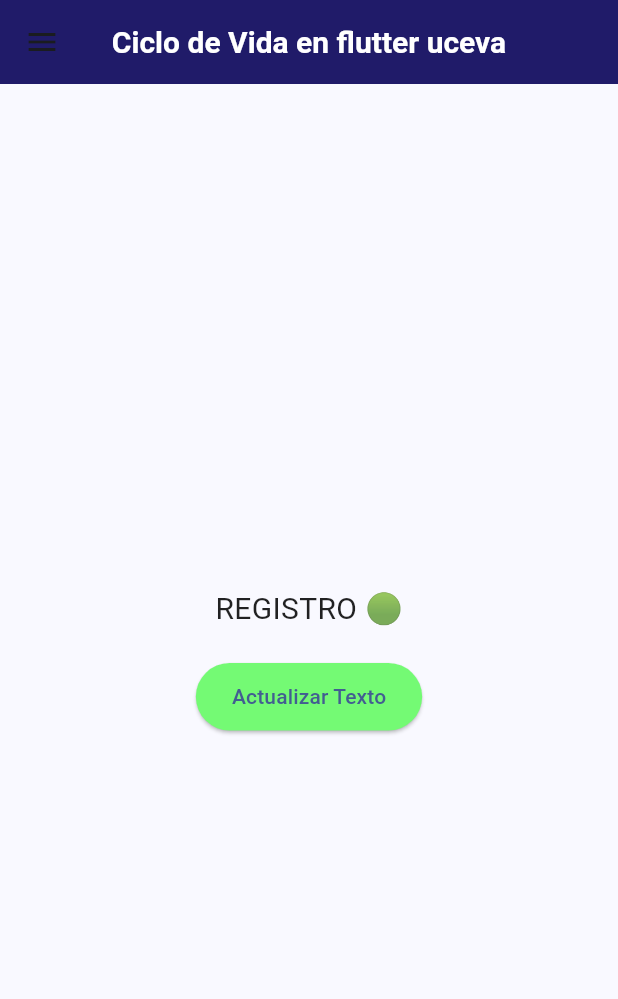
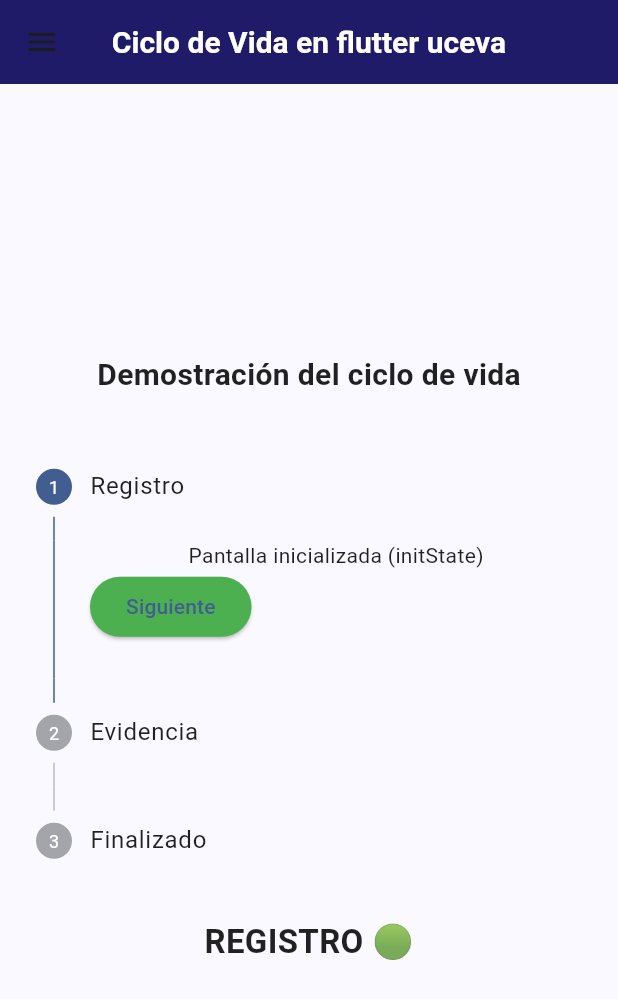
Before and after one commit to AlejoHV/Talleres-moviles, a Flutter app: the CicloVidaScreen screen opened by its route, on a phone screen of 412 x 824 dp. Shown: the top 999 px of the screen. Run offline on Flutter 3.47's test engine with Material 3 defaults, Android fonts, the phone set to English and light mode, and no system bars; our stand-ins replace go_router; network calls fail.

Commit message:
feat: realización taller 2, navegación, ciclo de vida y widgets

```diff
--- a/lib/routes/app_router.dart
+++ b/lib/routes/app_router.dart
@@ -1,8 +1,9 @@
+import 'package:flutter/material.dart';
 import 'package:go_router/go_router.dart';
 import 'package:talleresmoviles/views/ciclo_vida/ciclo_vida_screen.dart';
 import 'package:talleresmoviles/views/paso_parametros/detalle_screen.dart';
 import 'package:talleresmoviles/views/paso_parametros/paso_parametros_screen.dart';
-import 'package:talleresmoviles/views/vehiculos/vehiculos_screen.dart';
+import 'package:talleresmoviles/views/tabbar_widget/vehiculos_screen.dart';
 
 import '../views/home/home_screen.dart';
 
--- a/lib/themes/app_theme.dart
+++ b/lib/themes/app_theme.dart
@@ -5,23 +5,23 @@ class AppTheme {
   static ThemeData get lightTheme {
     return ThemeData(
       colorScheme: ColorScheme.fromSeed(
-        seedColor: const Color.fromARGB(255, 20, 83, 165), // Color semilla
+        seedColor: const Color.fromARGB(255, 20, 83, 165),
         brightness: Brightness.light, // Tema claro
       ),
       useMaterial3: true,
       appBarTheme: const AppBarTheme(
         centerTitle: true,
         elevation: 0,
-        backgroundColor: Color.fromARGB(255, 32, 27, 105), // Color del AppBar
+        backgroundColor: Color.fromARGB(255, 32, 27, 105),
         titleTextStyle: TextStyle(
-          color: Colors.white, // Texto blanco para el AppBar
+          color: Colors.white,
           fontSize: 20,
           fontWeight: FontWeight.bold,
         ),
       ),
       drawerTheme: const DrawerThemeData(
         elevation: 0,
-        backgroundColor: Color.fromARGB(255, 189, 189, 189), // Fondo del Drawer
+        backgroundColor: Color.fromARGB(255, 224, 222, 222), // Fondo del Drawer
       ),
       textTheme: const TextTheme(
         bodyLarge: TextStyle(color: Colors.black87), // Estilo de texto
--- a/lib/views/ciclo_vida/ciclo_vida_screen.dart
+++ b/lib/views/ciclo_vida/ciclo_vida_screen.dart
@@ -16,6 +16,7 @@ class CicloVidaScreen extends StatefulWidget {
 
 class CicloVidaScreenState extends State<CicloVidaScreen> {
   String texto = "REGISTRO 🟢";
+  int contador = 0;
 
   /// Se ejecuta una vez cuando el objeto State es insertado en el árbol de widgets.
   /// Ideal para inicializaciones que solo deben ocurrir una vez.
@@ -44,14 +45,71 @@ class CicloVidaScreenState extends State<CicloVidaScreen> {
         child: Column(
           mainAxisAlignment: MainAxisAlignment.center,
           children: [
-            Text(texto, style: const TextStyle(fontSize: 20)),
-            const SizedBox(height: 20),
-            ElevatedButton(
-              onPressed: actualizarTexto,
-              child: const Text("Actualizar Texto"),
-              style: ElevatedButton.styleFrom(
-                backgroundColor: const Color.fromARGB(255, 116, 250, 116),
-                minimumSize: const Size(90, 45),
+            const Text(
+              "Demostración del ciclo de vida",
+              style: TextStyle(fontSize: 20, fontWeight: FontWeight.bold),
+            ),
+            const SizedBox(height: 24),
+            // Elegí Stepper porque es un widget visualmente atractivo y permite mostrar
+            // el avance de un proceso, ideal para ilustrar el ciclo de vida y cambios de estado.
+            Stepper(
+              currentStep: contador,
+              onStepContinue: avanzarPaso,
+              onStepCancel: retrocederPaso,
+              steps: [
+                Step(
+                  title: const Text('Registro'),
+                  content: const Text('Pantalla inicializada (initState)'),
+                  isActive: contador >= 0,
+                  state: contador > 0 ? StepState.complete : StepState.indexed,
+                ),
+                Step(
+                  title: const Text('Evidencia'),
+                  content: const Text('Estado actualizado (setState)'),
+                  isActive: contador >= 1,
+                  state: contador > 1 ? StepState.complete : StepState.indexed,
+                ),
+                Step(
+                  title: const Text('Finalizado'),
+                  content: const Text('Pantalla destruida (dispose)'),
+                  isActive: contador >= 2,
+                  state: contador == 2 ? StepState.complete : StepState.indexed,
+                ),
+              ],
+              controlsBuilder: (context, details) {
+                return Row(
+                  children: [
+                    if (contador < 2)
+                      ElevatedButton(
+                        onPressed: details.onStepContinue,
+                        child: const Text('Siguiente'),
+                        style: ElevatedButton.styleFrom(
+                          backgroundColor: Colors.green,
+                        ),
+                      ),
+                    if (contador > 0)
+                      TextButton(
+                        onPressed: details.onStepCancel,
+                        child: const Text('Anterior'),
+                      ),
+                  ],
+                );
+              },
+            ),
+            const SizedBox(height: 16),
+            AnimatedSwitcher(
+              duration: const Duration(milliseconds: 400),
+              child: Text(
+                contador == 0
+                    ? "REGISTRO 🟢"
+                    : contador == 1
+                    ? "EVIDENCIA 🟠"
+                    : "FINALIZADO 🔴",
+                key: ValueKey(contador),
+                style: const TextStyle(
+                  fontSize: 22,
+                  fontWeight: FontWeight.w600,
+                ),
               ),
             ),
           ],
@@ -60,12 +118,25 @@ class CicloVidaScreenState extends State<CicloVidaScreen> {
     );
   }
 
-  /// Se llama cuando queremos actualizar el estado del widget.
-  /// Provoca que build() se ejecute de nuevo.
-  void actualizarTexto() {
+  /// Avanza al siguiente paso y registra en consola el cambio de estado.
+  void avanzarPaso() {
     setState(() {
-      texto = "EVIDENCIA 🟠";
-      print("🟠 setState() -> Estado actualizado y build() será llamado");
+      if (contador < 2) {
+        contador++;
+        texto = contador == 1 ? "EVIDENCIA 🟠" : "FINALIZADO 🔴";
+        print("🟠 setState() -> Estado actualizado y build() será llamado");
+      }
+    });
+  }
+
+  /// Retrocede al paso anterior.
+  void retrocederPaso() {
+    setState(() {
+      if (contador > 0) {
+        contador--;
+        texto = contador == 0 ? "REGISTRO 🟢" : "EVIDENCIA 🟠";
+        print("🟠 setState() -> Estado actualizado y build() será llamado");
+      }
     });
   }
 
```
Also changed, not shown: lib/views/home/home_screen.dart (+39 -11 lines), lib/views/tabbar_widget/vehiculos_screen.dart (added, +183 -0 lines), lib/views/vehiculos/vehiculos_screen.dart (deleted, +0 -32 lines), lib/widgets/custom_drawer.dart (+3 -14 lines).
